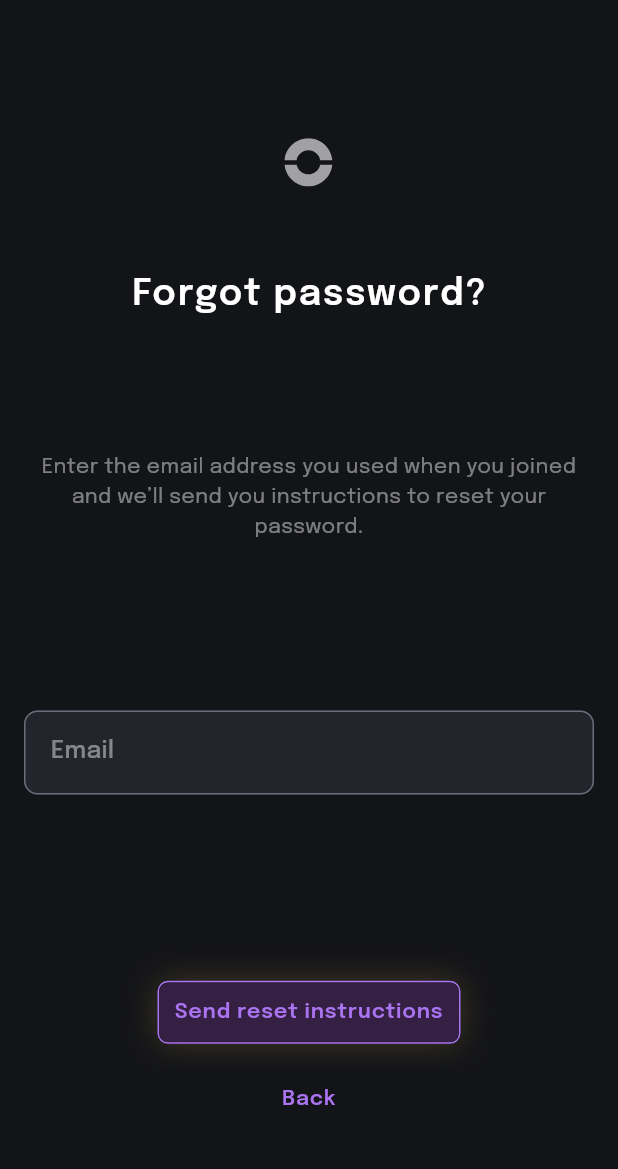
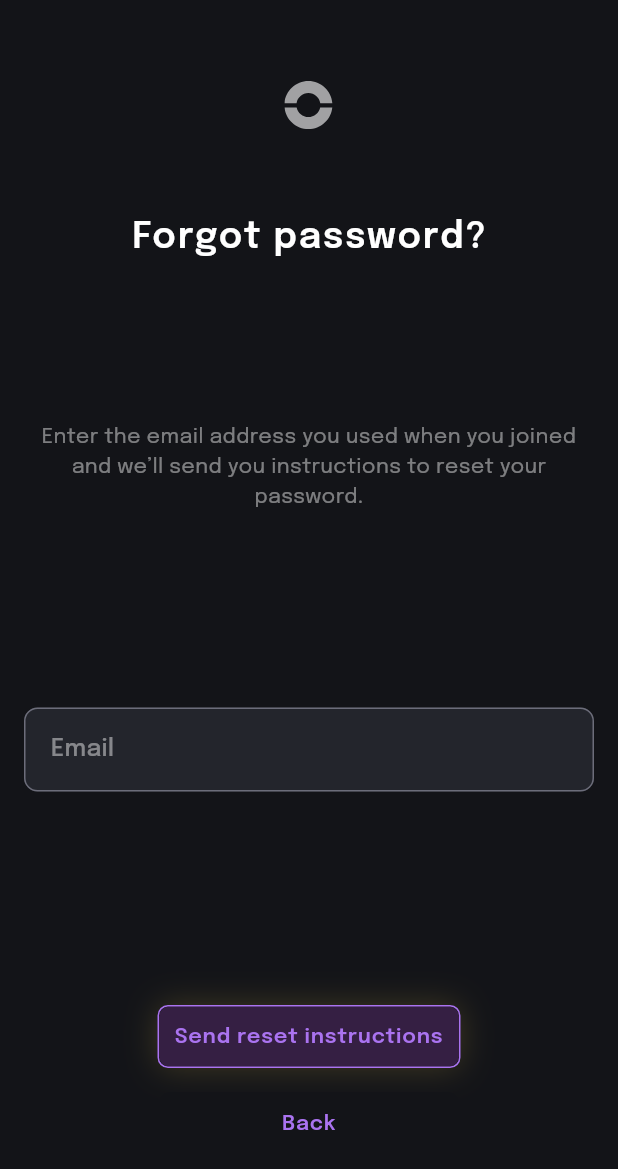
Before and after one commit to Roma1-Trindade/loomi_flutter_chall, a Flutter app: the ForgotPasswordScreen screen opened directly, on a phone screen of 412 x 824 dp. Shown: the top 1169 px of the screen. Run offline on Flutter 3.47's test engine with Material 3 defaults, Android fonts, the phone set to English and light mode, and no system bars; our stand-ins replace firebase_auth, firebase_core, flutter_hooks, flutter_mobx, flutter_svg, get_it and 4 more; accounts and stored records are empty; generated files the repository leaves out were written again.

Commit message:
Fix: logic view of forgot password

```diff
--- a/lib/src/auth/presentation/pages/forgot_password_screen.dart
+++ b/lib/src/auth/presentation/pages/forgot_password_screen.dart
@@ -1,4 +1,5 @@
 import 'package:flutter/material.dart';
+import 'package:flutter/widgets.dart';
 import 'package:flutter_svg/flutter_svg.dart';
 import 'package:get_it/get_it.dart';
 import 'package:loomi_flutter_chall/src/auth/presentation/stores/auth_store.dart';
@@ -26,16 +27,19 @@ class ForgotPasswordScreen extends StatelessWidget {
     );
 
     return Scaffold(
-      resizeToAvoidBottomInset: false,
-      body: Padding(
+      body: CustomScrollView(
+        slivers: [
+          SliverFillRemaining(
+            hasScrollBody: false,
+            child: Padding(
               padding: const EdgeInsets.symmetric(
                 horizontal: SpacingTokens.s16,
+                vertical: SpacingTokens.s54,
               ),
               child: Center(
                 child: Column(
                   mainAxisAlignment: MainAxisAlignment.spaceBetween,
                   children: [
-              SpacingTokens.v54,
                     Column(
                       children: [
                         SvgPicture.asset(LoomiImages.miniLogo),
@@ -82,7 +86,8 @@ class ForgotPasswordScreen extends StatelessWidget {
                               }
                               if (authStore.isFailure) {
                                 LoomiNotification.showNotification(
-                              'Reset password error!', authStore.errorMessage!);
+                                    'Reset password error!',
+                                    authStore.errorMessage!);
                               }
                             } else {
                               emailController.showValidationState();
@@ -98,11 +103,13 @@ class ForgotPasswordScreen extends StatelessWidget {
                         ),
                       ],
                     ),
-              SpacingTokens.v32,
                   ],
                 ),
               ),
             ),
+          ),
+        ],
+      ),
     );
   }
 }
```
Lines whose indentation alone changed are shown as unchanged.
